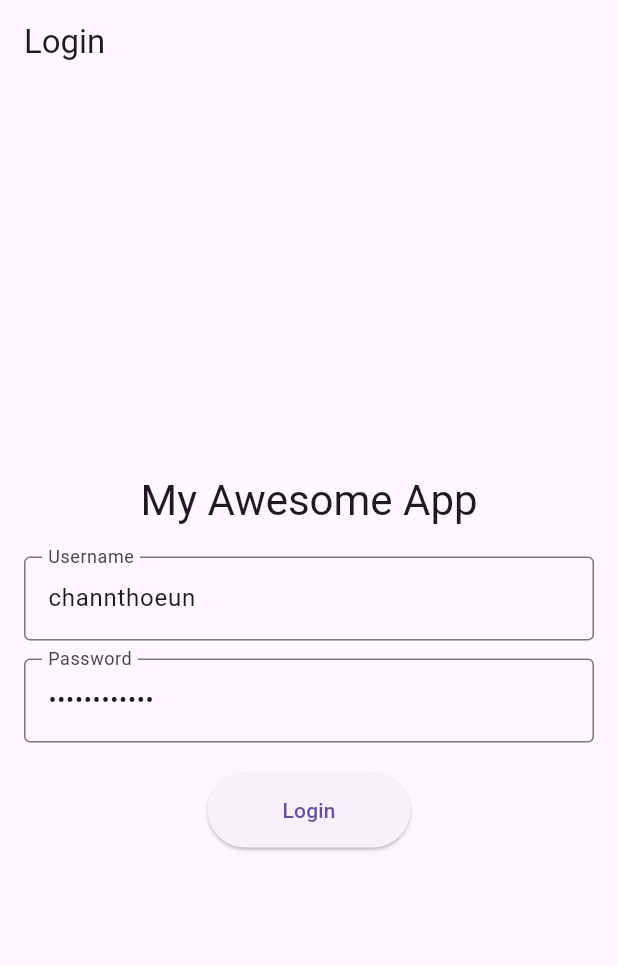
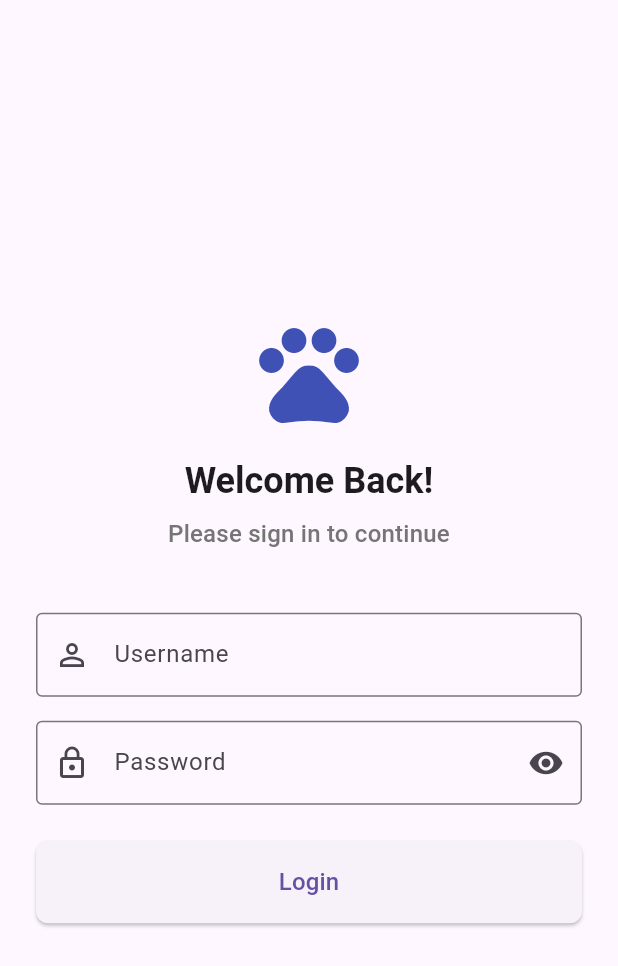
Before and after one commit to channthoeun/my_awesome_app, a Flutter app: the screen it shows after launch, on a phone screen of 412 x 824 dp. Shown: the top 966 px of the screen. Run offline on Flutter 3.47's test engine with Material 3 defaults, Android fonts, the phone set to English and light mode, and no system bars; our stand-ins replace file_picker, flutter_dotenv, flutter_secure_storage, qr_flutter; missing offline and left inert: mobile_scanner; accounts and stored records are empty.

Commit message:
Updated login screen

```diff
--- a/lib/screens/login_screen.dart
+++ b/lib/screens/login_screen.dart
@@ -11,12 +11,31 @@ class LoginScreen extends StatefulWidget {
 
 class _LoginScreenState extends State<LoginScreen> {
   final _formKey = GlobalKey<FormState>();
-  // Update controllers with the provided credentials for easy testing
-  final _usernameController = TextEditingController(text: 'channthoeun');
-  final _passwordController = TextEditingController(text: 'Thoeun051182');
+
+  // Initialize with empty text for production
+  final _usernameController = TextEditingController();
+  final _passwordController = TextEditingController();
+
+  // State variables for loading and password visibility
   bool _isLoading = false;
+  bool _isPasswordVisible = false;
+
+  // Focus nodes for keyboard navigation
+  final _passwordFocusNode = FocusNode();
+
+  @override
+  void dispose() {
+    // Clean up controllers and focus nodes to prevent memory leaks
+    _usernameController.dispose();
+    _passwordController.dispose();
+    _passwordFocusNode.dispose();
+    super.dispose();
+  }
 
   Future<void> _submit() async {
+    // Hide keyboard
+    FocusScope.of(context).unfocus();
+
     if (!_formKey.currentState!.validate()) {
       return;
     }
@@ -25,13 +44,13 @@ class _LoginScreenState extends State<LoginScreen> {
     });
 
     try {
-      // Pass username to the provider's login method
       await Provider.of<AuthProvider>(context, listen: false).login(
         _usernameController.text,
         _passwordController.text,
       );
-      // Navigation is handled by the main.dart Consumer
+      // Navigation is handled automatically by the main.dart Consumer
     } catch (error) {
+      if(mounted) {
         ScaffoldMessenger.of(context).showSnackBar(
           SnackBar(
             content: Text(error.toString()),
@@ -39,8 +58,10 @@ class _LoginScreenState extends State<LoginScreen> {
           ),
         );
       }
+    }
 
-    if(mounted) {
+    // Check if the widget is still in the tree before updating state
+    if (mounted) {
       setState(() {
         _isLoading = false;
       });
@@ -50,52 +71,112 @@ class _LoginScreenState extends State<LoginScreen> {
   @override
   Widget build(BuildContext context) {
     return Scaffold(
-      appBar: AppBar(title: const Text('Login')),
-      body: Center(
+      body: SafeArea(
+        child: Center(
           child: SingleChildScrollView(
-          padding: const EdgeInsets.all(16.0),
+            padding: const EdgeInsets.all(24.0),
             child: Form(
               key: _formKey,
               child: Column(
                 mainAxisAlignment: MainAxisAlignment.center,
+                crossAxisAlignment: CrossAxisAlignment.stretch,
                 children: <Widget>[
-                Text('My Awesome App', style: Theme.of(context).textTheme.headlineMedium),
-                const SizedBox(height: 20),
+                  // --- 5. Visual Polish: App Logo ---
+                  const Icon(Icons.pets, size: 80, color: Colors.indigo),
+                  const SizedBox(height: 16),
+                  Text(
+                    'Welcome Back!',
+                    textAlign: TextAlign.center,
+                    style: Theme.of(context).textTheme.headlineSmall?.copyWith(fontWeight: FontWeight.bold),
+                  ),
+                  const SizedBox(height: 8),
+                  Text(
+                    'Please sign in to continue',
+                    textAlign: TextAlign.center,
+                    style: Theme.of(context).textTheme.titleMedium?.copyWith(color: Colors.grey.shade600),
+                  ),
+                  const SizedBox(height: 40),
+
+                  // --- Username Field with Keyboard Navigation ---
                   TextFormField(
                     controller: _usernameController,
-                  // Updated label and validator
-                  decoration: const InputDecoration(labelText: 'Username', border: OutlineInputBorder()),
+                    decoration: const InputDecoration(
+                      labelText: 'Username',
+                      prefixIcon: Icon(Icons.person_outline),
+                      border: OutlineInputBorder(),
+                    ),
+                    keyboardType: TextInputType.text,
+                    textInputAction: TextInputAction.next, // --- 3. Keyboard Navigation ---
+                    onFieldSubmitted: (_) {
+                      // Move focus to the password field when 'next' is pressed
+                      FocusScope.of(context).requestFocus(_passwordFocusNode);
+                    },
                     validator: (value) {
-                    if (value == null || value.isEmpty) {
-                      return 'Please enter a username.';
+                      if (value == null || value.trim().isEmpty) {
+                        return 'Please enter your username.';
                       }
                       return null;
                     },
                   ),
-                const SizedBox(height: 12),
+                  const SizedBox(height: 16),
+
+                  // --- Password Field with Visibility Toggle ---
                   TextFormField(
                     controller: _passwordController,
-                  decoration: const InputDecoration(labelText: 'Password', border: OutlineInputBorder()),
-                  obscureText: true,
+                    focusNode: _passwordFocusNode,
+                    decoration: InputDecoration(
+                      labelText: 'Password',
+                      prefixIcon: const Icon(Icons.lock_outline),
+                      border: const OutlineInputBorder(),
+                      // --- 2. Show/Hide Password Toggle ---
+                      suffixIcon: IconButton(
+                        icon: Icon(
+                          _isPasswordVisible ? Icons.visibility_off : Icons.visibility,
+                        ),
+                        onPressed: () {
+                          setState(() {
+                            _isPasswordVisible = !_isPasswordVisible;
+                          });
+                        },
+                      ),
+                    ),
+                    obscureText: !_isPasswordVisible,
+                    textInputAction: TextInputAction.done, // --- 3. Keyboard Navigation ---
+                    onFieldSubmitted: (_) => _isLoading ? null : _submit(), // Submit on "done"
                     validator: (value) {
                       if (value == null || value.isEmpty) {
-                      return 'Please enter a password.';
+                        return 'Please enter your password.';
                       }
                       return null;
                     },
                   ),
-                const SizedBox(height: 20),
-                if (_isLoading)
-                  const CircularProgressIndicator()
-                else
+                  const SizedBox(height: 24),
+
+                  // --- 1. Improved Loading Button ---
                   ElevatedButton(
-                    onPressed: _submit,
+                    onPressed: _isLoading ? null : _submit,
                     style: ElevatedButton.styleFrom(
-                      padding: const EdgeInsets.symmetric(horizontal: 50, vertical: 15),
+                      padding: const EdgeInsets.symmetric(vertical: 16),
+                      shape: RoundedRectangleBorder(
+                        borderRadius: BorderRadius.circular(8),
                       ),
-                    child: const Text('Login'),
+                    ),
+                    child: _isLoading
+                        ? const SizedBox(
+                      height: 24,
+                      width: 24,
+                      child: CircularProgressIndicator(
+                        color: Colors.white,
+                        strokeWidth: 3,
+                      ),
+                    )
+                        : const Text(
+                      'Login',
+                      style: TextStyle(fontSize: 16),
+                    ),
                   ),
                 ],
+              ),
             ),
           ),
         ),
```
Lines whose indentation alone changed are shown as unchanged.
